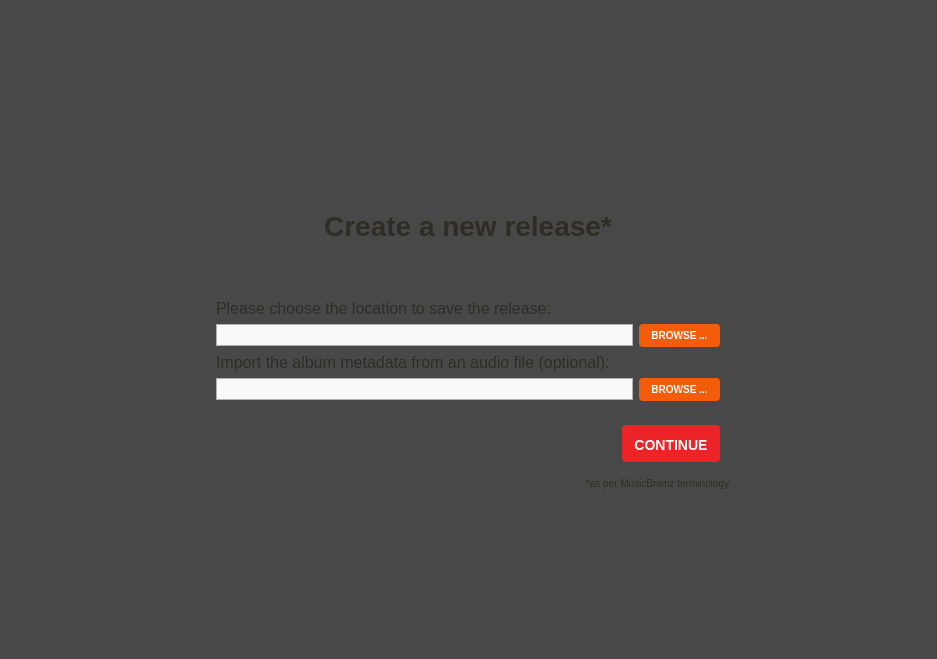
This is resources/ui/new_album_screen.ui in Iconoclasteinc/tgit as Qt 5 draws it before an edit. The edited form follows.
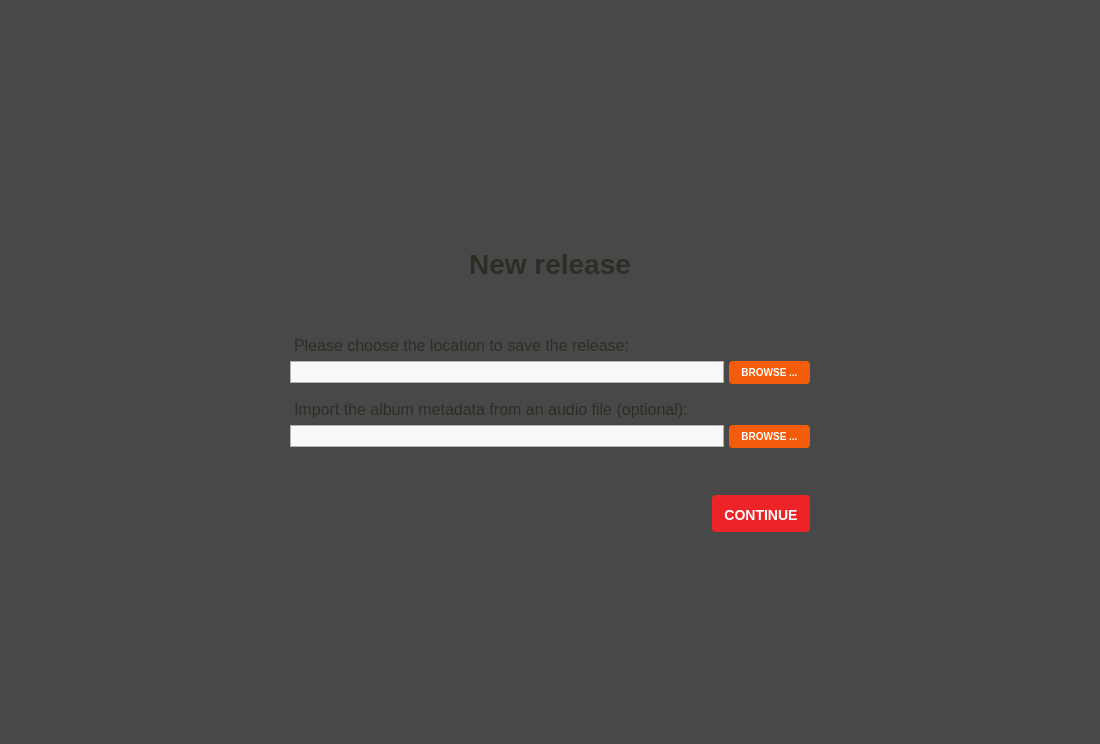
This is the edited form. Icons and pictures are not drawn.

Commit message: Tweaked the look and feel of the welcome screen and the new album screen.

Patch:
```diff
--- a/resources/ui/new_album_screen.ui
+++ b/resources/ui/new_album_screen.ui
@@ -6,8 +6,8 @@
    <rect>
     <x>0</x>
     <y>0</y>
-    <width>937</width>
-    <height>659</height>
+    <width>1100</width>
+    <height>744</height>
    </rect>
   </property>
   <property name="styleSheet">
@@ -24,48 +24,10 @@
 	background: white url(':/logo.png') no-repeat top left;
 }
 
-#buttons_container QPushButton {
-	background-color: #EC2327;
-	border: 2px solid #EC2327;
-	border-radius: 4px;
-	font-size: 14px;
-	font-weight: bold;
-	color: white;
-	padding: 10px 10px 7px 10px;
-}
-
-#buttons_container QPushButton:hover {
-	background-color: #D42023;
-	border-color: #D42023;
-}
-
-#buttons_container QPushButton:pressed {
-	border: 2px solid transparent;
-}
-
-#new_album_info_container QPushButton {
-	background-color: #F25C0A;
-	border: 2px solid #F25C0A;
-	border-radius: 4px;
-	color: white;
-	font-weight: bold;
-	font-size: 10px;
-	padding: 3px 10px;
-}
-
-#new_album_info_container QPushButton:hover,
-#new_album_info_container QPushButton:focus {
-	background-color: #D95109;
-	border-color: #D95109;
-}
-
-#new_album_info_container QPushButton:pressed {
-	border: 2px solid transparent;
-}
-
 QLabel {
 	color: #2D2D25;
 	font-size: 16px;
+	margin-top: 10px;
 }
 
 QLineEdit {
@@ -80,36 +42,48 @@
 }
 </string>
   </property>
-  <layout class="QHBoxLayout" name="horizontalLayout">
-   <item>
+  <layout class="QGridLayout" name="gridLayout_2">
+   <property name="leftMargin">
+    <number>0</number>
+   </property>
+   <property name="topMargin">
+    <number>0</number>
+   </property>
+   <property name="rightMargin">
+    <number>0</number>
+   </property>
+   <property name="bottomMargin">
+    <number>0</number>
+   </property>
+   <item row="0" column="0">
     <widget class="QWidget" name="new_album_dialog" native="true">
      <layout class="QVBoxLayout" name="verticalLayout_6">
+      <property name="spacing">
+       <number>5</number>
+      </property>
+      <property name="leftMargin">
+       <number>10</number>
+      </property>
       <property name="topMargin">
-       <number>9</number>
+       <number>10</number>
       </property>
-      <item>
-       <spacer name="verticalSpacer_6">
-        <property name="orientation">
-         <enum>Qt::Vertical</enum>
-        </property>
-        <property name="sizeHint" stdset="0">
-         <size>
-          <width>20</width>
-          <height>40</height>
-         </size>
-        </property>
-       </spacer>
-      </item>
+      <property name="rightMargin">
+       <number>10</number>
+      </property>
+      <property name="bottomMargin">
+       <number>10</number>
+      </property>
       <item>
        <widget class="QLabel" name="title">
         <property name="styleSheet">
          <string notr="true">QLabel {
 	font-size: 28px;
 	font-weight: bold;
+	margin-top: 36px;
 }</string>
         </property>
         <property name="text">
-         <string>Create a new release*</string>
+         <string>New release</string>
         </property>
         <property name="alignment">
          <set>Qt::AlignCenter</set>
@@ -131,7 +105,46 @@
       </item>
       <item>
        <widget class="QWidget" name="new_album_info_container" native="true">
+        <property name="styleSheet">
+         <string notr="true">QPushButton {
+	background-color: #F25C0A;
+	border: 2px solid #F25C0A;
+	border-radius: 4px;
+	color: white;
+	font-weight: bold;
+	font-size: 10px;
+	padding: 3px 10px;
+}
+
+QPushButton:hover,
+QPushButton:focus {
+	background-color: #D95109;
+	border-color: #D95109;
+}
+
+QPushButton:pressed {
+	border: 2px solid transparent;
+}</string>
+        </property>
         <layout class="QGridLayout" name="gridLayout">
+         <property name="leftMargin">
+          <number>0</number>
+         </property>
+         <property name="topMargin">
+          <number>10</number>
+         </property>
+         <property name="rightMargin">
+          <number>0</number>
+         </property>
+         <property name="bottomMargin">
+          <number>0</number>
+         </property>
+         <property name="horizontalSpacing">
+          <number>5</number>
+         </property>
+         <property name="verticalSpacing">
+          <number>6</number>
+         </property>
          <item row="1" column="2">
           <widget class="QPushButton" name="browse_album_location_button">
            <property name="text">
@@ -169,9 +182,58 @@
         </layout>
        </widget>
       </item>
+      <item>
+       <spacer name="verticalSpacer">
+        <property name="orientation">
+         <enum>Qt::Vertical</enum>
+        </property>
+        <property name="sizeHint" stdset="0">
+         <size>
+          <width>20</width>
+          <height>40</height>
+         </size>
+        </property>
+       </spacer>
+      </item>
       <item>
        <widget class="QWidget" name="buttons_container" native="true">
+        <property name="styleSheet">
+         <string notr="true">QPushButton {
+	background-color: #EC2327;
+	border: 2px solid #EC2327;
+	border-radius: 4px;
+	font-size: 14px;
+	font-weight: bold;
+	color: white;
+	padding: 10px 10px 7px 10px;
+}
+
+QPushButton:hover {
+	background-color: #D42023;
+	border-color: #D42023;
+}
+
+QPushButton:pressed {
+	border: 2px solid transparent;
+}
+</string>
+        </property>
         <layout class="QHBoxLayout" name="horizontalLayout_12">
+         <property name="spacing">
+          <number>5</number>
+         </property>
+         <property name="leftMargin">
+          <number>0</number>
+         </property>
+         <property name="topMargin">
+          <number>10</number>
+         </property>
+         <property name="rightMargin">
+          <number>0</number>
+         </property>
+         <property name="bottomMargin">
+          <number>0</number>
+         </property>
          <item>
           <spacer name="horizontalSpacer_9">
            <property name="orientation">
@@ -195,21 +257,6 @@
         </layout>
        </widget>
       </item>
-      <item>
-       <widget class="QLabel" name="footnote">
-        <property name="styleSheet">
-         <string notr="true">QLabel {
-	font-size: 10px;
-}</string>
-        </property>
-        <property name="text">
-         <string>*as per MusicBrainz terminology</string>
-        </property>
-        <property name="alignment">
-         <set>Qt::AlignBottom|Qt::AlignRight|Qt::AlignTrailing</set>
-        </property>
-       </widget>
-      </item>
      </layout>
     </widget>
    </item>
```
The commit also changes 2 other files.
